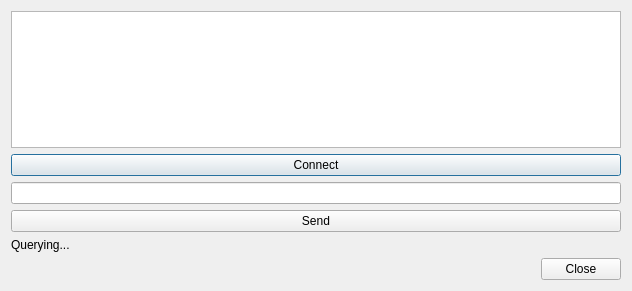
Qt form Myservice.ui (ShuminWang2319/BLECentral) before a commit.
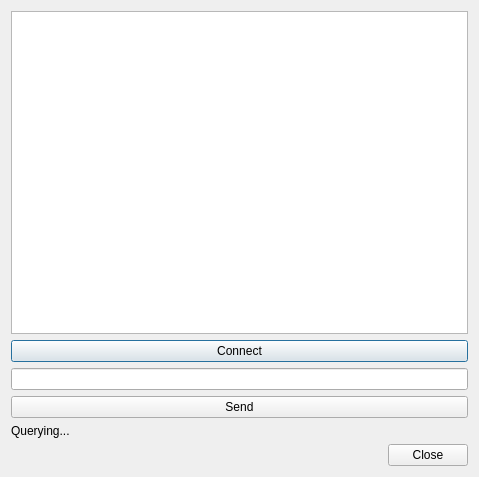
The same form after that commit.

Commit message: Switch to model-view architecture for ScanDevice dialog.

The edit to the form file:
```diff
--- a/Myservice.ui
+++ b/Myservice.ui
@@ -6,8 +6,8 @@
    <rect>
     <x>0</x>
     <y>0</y>
-    <width>632</width>
-    <height>291</height>
+    <width>479</width>
+    <height>477</height>
    </rect>
   </property>
   <property name="windowTitle">
```
The commit also changes 3 other files.
